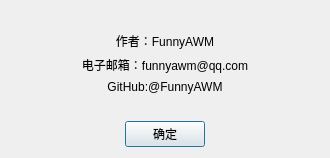
The window that forms/AboutPage.ui (FunnyAWM/MusicSyncTool) describes before a commit, drawn with Qt 5.
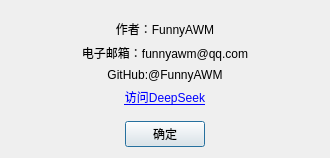
The same window after the commit.

Patch:
```diff
--- a/forms/AboutPage.ui
+++ b/forms/AboutPage.ui
@@ -59,6 +59,16 @@
        </property>
       </widget>
      </item>
+     <item>
+      <widget class="QLabel" name="label_4">
+       <property name="text">
+        <string>&lt;a href=&quot;https://chat.deepseek.com&quot;&gt;访问DeepSeek&lt;/a&gt;</string>
+       </property>
+       <property name="alignment">
+        <set>Qt::AlignmentFlag::AlignCenter</set>
+       </property>
+      </widget>
+     </item>
      <item>
       <spacer name="verticalSpacer_2">
        <property name="orientation">
```
